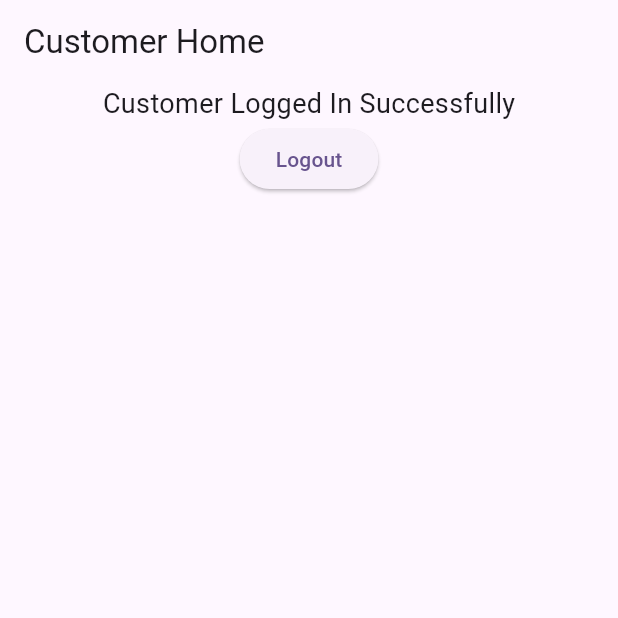
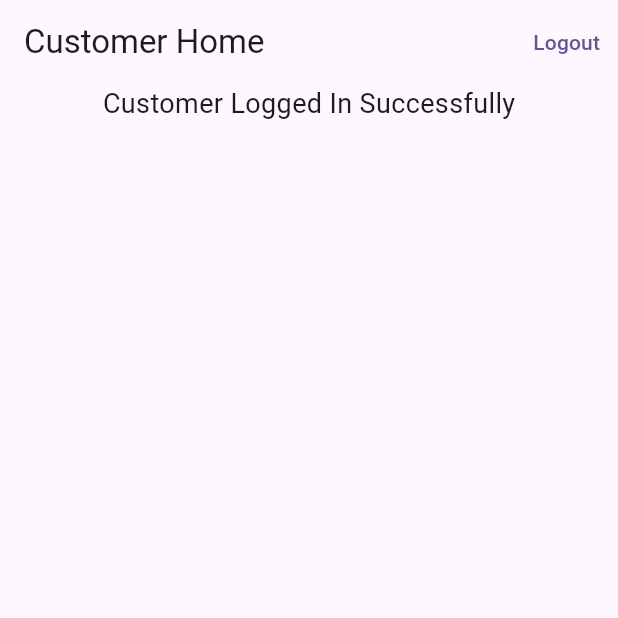
Before and after one commit to aravindr001/zuburb_ride, a Flutter app: the screen it shows once a user with an empty profile is signed in, after a tap on "Logout", on a phone screen of 412 x 824 dp, the top half of it. Run offline on Flutter 3.47's test engine with Material 3 defaults, Android fonts, the phone set to English and light mode, and no system bars; our stand-ins replace cloud_firestore, firebase_auth, firebase_core, flutter_bloc; accounts and stored records are empty.

Commit message:
login button position changed

```diff
--- a/lib/presentation/screens/customer_home_screen.dart
+++ b/lib/presentation/screens/customer_home_screen.dart
@@ -6,8 +6,19 @@ class CustomerHomeScreen extends StatelessWidget {
 
   @override
   Widget build(BuildContext context) {
+
+
+    var appBar = AppBar(title: const Text("Customer Home"),
+      actions: [TextButton(
+              onPressed: () async {
+                await FirebaseAuth.instance.signOut();
+              },
+              child: const Text("Logout"),
+            )]);
+
+
     return Scaffold(
-      appBar: AppBar(title: const Text("Customer Home")),
+      appBar: appBar,
       body: Center(
         child: Column(
           children: [
@@ -15,12 +26,6 @@ class CustomerHomeScreen extends StatelessWidget {
               "Customer Logged In Successfully",
               style: TextStyle(fontSize: 18),
             ),
-            ElevatedButton(
-              onPressed: () async {
-                await FirebaseAuth.instance.signOut();
-              },
-              child: const Text("Logout"),
-            ),
           ],
         ),
       ),
```
